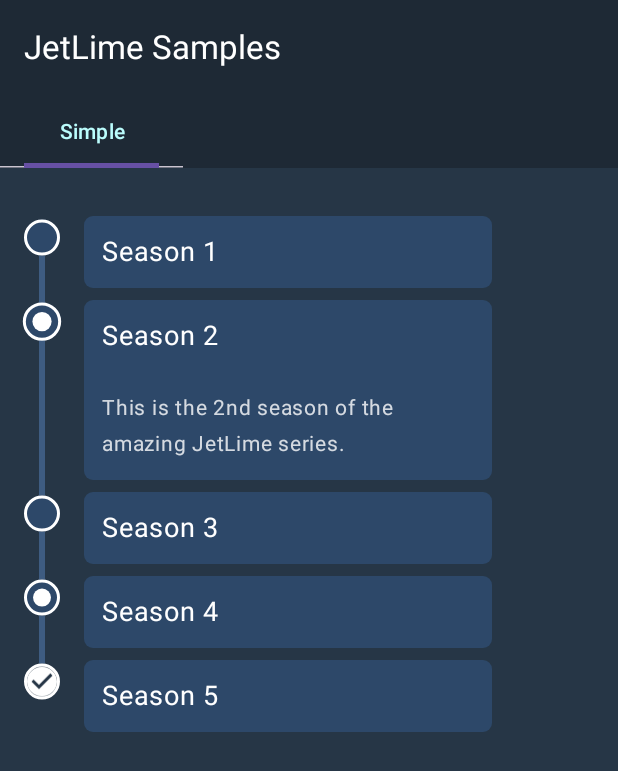
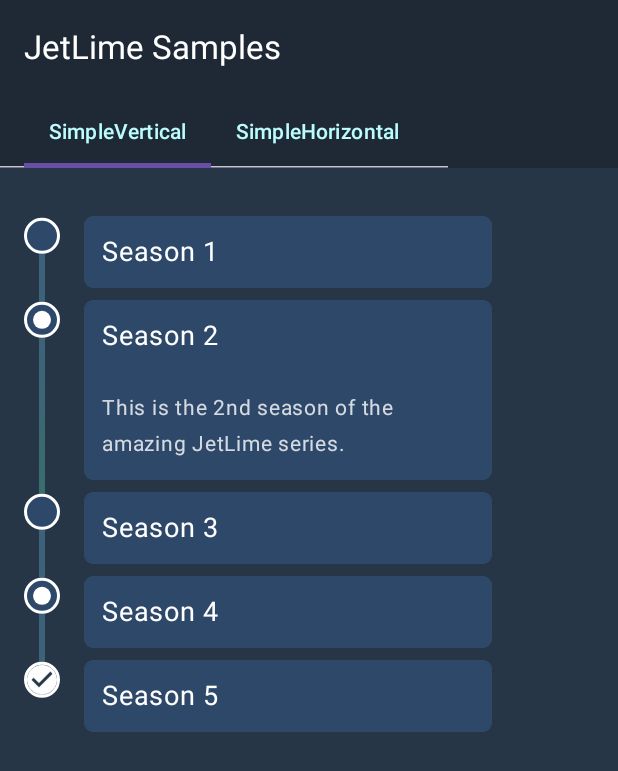
Before and after one commit to pushpalroy/JetLime, an Android app built with Jetpack Compose: the screen it shows after launch (MainActivity), on a phone screen of 412 x 824 dp. Shown: the top 771 px of the screen. Run offline under Robolectric (Android 15) with nearby library versions, the phone set to English and light mode, and no system bars.

Commit message:
[lib redesign] add support for horizontal timeline

```diff
--- a/app/src/main/java/com/pushpal/jetlime/ui/Home.kt
+++ b/app/src/main/java/com/pushpal/jetlime/ui/Home.kt
@@ -22,7 +22,8 @@ import androidx.compose.ui.graphics.Color
 import androidx.compose.ui.tooling.preview.Preview
 import androidx.compose.ui.unit.dp
 import com.pushpal.jetlime.ui.theme.JetLimeTheme
-import com.pushpal.jetlime.ui.timelines.SimpleTimeLine
+import com.pushpal.jetlime.ui.timelines.SimpleHorizontalTimeLine
+import com.pushpal.jetlime.ui.timelines.SimpleVerticalTimeLine
 
 @Composable
 fun HomeScreen() {
@@ -43,7 +44,7 @@ fun HomeScreen() {
 fun HomeContent(
   modifier: Modifier = Modifier
 ) {
-  val tabs = remember { listOf("Simple") }
+  val tabs = remember { listOf("SimpleVertical", "SimpleHorizontal") }
   var selectedIndex by remember { mutableIntStateOf(0) }
   Column(modifier = modifier) {
     ScrollableTabRow(
@@ -68,7 +69,8 @@ fun HomeContent(
     }
 
     when (selectedIndex) {
-      0 -> SimpleTimeLine()
+      0 -> SimpleVerticalTimeLine()
+      1 -> SimpleHorizontalTimeLine()
     }
   }
 }
--- a/app/src/main/java/com/pushpal/jetlime/ui/timelines/SimpleTimeLine.kt
+++ b/app/src/main/java/com/pushpal/jetlime/ui/timelines/SimpleHorizontalTimeLine.kt
@@ -1,41 +1,31 @@
 package com.pushpal.jetlime.ui.timelines
 
 import androidx.compose.animation.ExperimentalAnimationApi
-import androidx.compose.foundation.clickable
-import androidx.compose.foundation.layout.Box
 import androidx.compose.foundation.layout.fillMaxSize
-import androidx.compose.foundation.layout.fillMaxWidth
 import androidx.compose.foundation.layout.padding
-import androidx.compose.foundation.layout.wrapContentHeight
 import androidx.compose.foundation.lazy.rememberLazyListState
-import androidx.compose.material3.Card
-import androidx.compose.material3.CardDefaults
-import androidx.compose.material3.Text
 import androidx.compose.runtime.Composable
 import androidx.compose.runtime.remember
-import androidx.compose.ui.Alignment
 import androidx.compose.ui.Modifier
-import androidx.compose.ui.graphics.Color
 import androidx.compose.ui.res.painterResource
 import androidx.compose.ui.tooling.preview.Preview
 import androidx.compose.ui.unit.dp
-import androidx.compose.ui.unit.sp
-import com.pushpal.jetlime.EventPointAnimation
 import com.pushpal.jetlime.EventPointType
 import com.pushpal.jetlime.EventPosition
-import com.pushpal.jetlime.JetLimeColumn
+import com.pushpal.jetlime.JetLimeDefaults
 import com.pushpal.jetlime.JetLimeEvent
 import com.pushpal.jetlime.JetLimeEventStyle
+import com.pushpal.jetlime.JetLimeRow
 import com.pushpal.jetlime.JetLimeStyle
 import com.pushpal.jetlime.sample.R
-import com.pushpal.jetlime.ui.data.Item
 import com.pushpal.jetlime.ui.data.getFakeItems
 import com.pushpal.jetlime.ui.theme.JetLimeSampleSurface
 import com.pushpal.jetlime.ui.theme.JetLimeTheme
+import com.pushpal.jetlime.ui.timelines.event.HorizontalEventContent
 
 @ExperimentalAnimationApi
 @Composable
-fun SimpleTimeLine() {
+fun SimpleHorizontalTimeLine() {
   val listState = rememberLazyListState()
   val fakeItems = remember { getFakeItems() }
 
@@ -43,13 +33,12 @@ fun SimpleTimeLine() {
     color = JetLimeTheme.colors.uiBackground,
     modifier = Modifier.fillMaxSize()
   ) {
-    JetLimeColumn(
+    JetLimeRow(
       modifier = Modifier.padding(top = 32.dp, start = 16.dp, end = 16.dp),
       listState = listState,
       style = JetLimeStyle(
         backgroundColor = JetLimeTheme.colors.uiBackground,
-        gap = 16.dp,
-        pointStartFactor = 1.2f
+        lineBrush = JetLimeDefaults.lineGradientBrush()
       )
     ) {
       JetLimeEvent(
@@ -58,16 +47,15 @@ fun SimpleTimeLine() {
           pointType = EventPointType.empty()
         )
       ) {
-        Event(item = fakeItems[0])
+        HorizontalEventContent(item = fakeItems[0])
       }
 
       JetLimeEvent(
         style = JetLimeEventStyle(
           pointType = EventPointType.filled(),
-          pointAnimation = EventPointAnimation()
         )
       ) {
-        Event(item = fakeItems[1])
+        HorizontalEventContent(item = fakeItems[1])
       }
 
       JetLimeEvent(
@@ -75,7 +63,7 @@ fun SimpleTimeLine() {
           pointType = EventPointType.empty()
         )
       ) {
-        Event(item = fakeItems[2])
+        HorizontalEventContent(item = fakeItems[2])
       }
 
       JetLimeEvent(
@@ -83,7 +71,7 @@ fun SimpleTimeLine() {
           pointType = EventPointType.filled(),
         )
       ) {
-        Event(item = fakeItems[3])
+        HorizontalEventContent(item = fakeItems[3])
       }
 
       JetLimeEvent(
@@ -92,56 +80,15 @@ fun SimpleTimeLine() {
           pointType = EventPointType.custom(icon = painterResource(id = R.drawable.icon_check))
         )
       ) {
-        Event(item = fakeItems[4])
-      }
-    }
-  }
-}
-
-@Composable
-fun Event(item: Item) {
-  Box(
-    modifier = Modifier
-      .wrapContentHeight()
-      .fillMaxWidth()
-  ) {
-    Card(
-      modifier = Modifier
-        .fillMaxWidth(0.80f)
-        .align(Alignment.CenterStart)
-        .clickable {},
-      colors = CardDefaults.cardColors(
-        containerColor = Color(0xFF2D4869),
-        contentColor = Color(0xFFFFFFFF),
-      )
-    ) {
-      Text(
-        modifier = Modifier
-          .fillMaxWidth()
-          .wrapContentHeight()
-          .padding(12.dp),
-        color = Color.White,
-        fontSize = 18.sp,
-        text = item.name
-      )
-      item.description?.let {
-        Text(
-          modifier = Modifier
-            .fillMaxWidth()
-            .wrapContentHeight()
-            .padding(12.dp),
-          color = Color.White.copy(alpha = 0.8f),
-          fontSize = 14.sp,
-          text = it
-        )
+        HorizontalEventContent(item = fakeItems[4])
       }
     }
   }
 }
 
 @ExperimentalAnimationApi
-@Preview("Preview SimpleTimeLine")
+@Preview("Preview SimpleHorizontalTimeLine")
 @Composable
-fun PreviewSimpleTimeLine() {
-  SimpleTimeLine()
+fun PreviewSimpleHorizontalTimeLine() {
+  SimpleVerticalTimeLine()
 }
--- /dev/null
+++ b/app/src/main/java/com/pushpal/jetlime/ui/timelines/SimpleVerticalTimeLine.kt
@@ -0,0 +1,94 @@
+package com.pushpal.jetlime.ui.timelines
+
+import androidx.compose.animation.ExperimentalAnimationApi
+import androidx.compose.foundation.layout.fillMaxSize
+import androidx.compose.foundation.layout.padding
+import androidx.compose.foundation.lazy.rememberLazyListState
+import androidx.compose.runtime.Composable
+import androidx.compose.runtime.remember
+import androidx.compose.ui.Modifier
+import androidx.compose.ui.res.painterResource
+import androidx.compose.ui.tooling.preview.Preview
+import androidx.compose.ui.unit.dp
+import com.pushpal.jetlime.EventPointType
+import com.pushpal.jetlime.EventPosition
+import com.pushpal.jetlime.JetLimeColumn
+import com.pushpal.jetlime.JetLimeDefaults
+import com.pushpal.jetlime.JetLimeEvent
+import com.pushpal.jetlime.JetLimeEventStyle
+import com.pushpal.jetlime.JetLimeStyle
+import com.pushpal.jetlime.sample.R
+import com.pushpal.jetlime.ui.data.getFakeItems
+import com.pushpal.jetlime.ui.theme.JetLimeSampleSurface
+import com.pushpal.jetlime.ui.theme.JetLimeTheme
+import com.pushpal.jetlime.ui.timelines.event.VerticalEventContent
+
+@ExperimentalAnimationApi
+@Composable
+fun SimpleVerticalTimeLine() {
+  val listState = rememberLazyListState()
+  val fakeItems = remember { getFakeItems() }
+
+  JetLimeSampleSurface(
+    color = JetLimeTheme.colors.uiBackground,
+    modifier = Modifier.fillMaxSize()
+  ) {
+    JetLimeColumn(
+      modifier = Modifier.padding(top = 32.dp, start = 16.dp, end = 16.dp),
+      listState = listState,
+      style = JetLimeStyle(
+        backgroundColor = JetLimeTheme.colors.uiBackground,
+        lineBrush = JetLimeDefaults.lineGradientBrush()
+      )
+    ) {
+      JetLimeEvent(
+        style = JetLimeEventStyle(
+          position = EventPosition.start(),
+          pointType = EventPointType.empty()
+        )
+      ) {
+        VerticalEventContent(item = fakeItems[0])
+      }
+
+      JetLimeEvent(
+        style = JetLimeEventStyle(
+          pointType = EventPointType.filled(),
+        )
+      ) {
+        VerticalEventContent(item = fakeItems[1])
+      }
+
+      JetLimeEvent(
+        style = JetLimeEventStyle(
+          pointType = EventPointType.empty()
+        )
+      ) {
+        VerticalEventContent(item = fakeItems[2])
+      }
+
+      JetLimeEvent(
+        style = JetLimeEventStyle(
+          pointType = EventPointType.filled(),
+        )
+      ) {
+        VerticalEventContent(item = fakeItems[3])
+      }
+
+      JetLimeEvent(
+        style = JetLimeEventStyle(
+          position = EventPosition.end(),
+          pointType = EventPointType.custom(icon = painterResource(id = R.drawable.icon_check))
+        )
+      ) {
+        VerticalEventContent(item = fakeItems[4])
+      }
+    }
+  }
+}
+
+@ExperimentalAnimationApi
+@Preview("Preview SimpleVerticalTimeline")
+@Composable
+fun PreviewSimpleVertical() {
+  SimpleVerticalTimeLine()
+}
--- /dev/null
+++ b/app/src/main/java/com/pushpal/jetlime/ui/timelines/event/EventContent.kt
@@ -0,0 +1,91 @@
+package com.pushpal.jetlime.ui.timelines.event
+
+import androidx.compose.foundation.clickable
+import androidx.compose.foundation.layout.Box
+import androidx.compose.foundation.layout.fillMaxWidth
+import androidx.compose.foundation.layout.height
+import androidx.compose.foundation.layout.padding
+import androidx.compose.foundation.layout.width
+import androidx.compose.foundation.layout.wrapContentHeight
+import androidx.compose.material3.Card
+import androidx.compose.material3.CardDefaults
+import androidx.compose.material3.Text
+import androidx.compose.runtime.Composable
+import androidx.compose.ui.Alignment
+import androidx.compose.ui.Modifier
+import androidx.compose.ui.graphics.Color
+import androidx.compose.ui.unit.dp
+import androidx.compose.ui.unit.sp
+import com.pushpal.jetlime.ui.data.Item
+
+@Composable
+fun VerticalEventContent(item: Item) {
+  Box(
+    modifier = Modifier
+      .wrapContentHeight()
+      .fillMaxWidth()
+  ) {
+    Card(
+      modifier = Modifier
+        .fillMaxWidth(0.80f)
+        .align(Alignment.CenterStart)
+        .clickable {},
+      colors = CardDefaults.cardColors(
+        containerColor = Color(0xFF2D4869),
+        contentColor = Color(0xFFFFFFFF),
+      )
+    ) {
+      Text(
+        modifier = Modifier
+          .fillMaxWidth()
+          .wrapContentHeight()
+          .padding(12.dp),
+        color = Color.White,
+        fontSize = 18.sp,
+        text = item.name
+      )
+      item.description?.let {
+        Text(
+          modifier = Modifier
+            .fillMaxWidth()
+            .wrapContentHeight()
+            .padding(12.dp),
+          color = Color.White.copy(alpha = 0.8f),
+          fontSize = 14.sp,
+          text = it
+        )
+      }
+    }
+  }
+}
+
+@Composable
+fun HorizontalEventContent(item: Item) {
+  Box(
+    modifier = Modifier
+      .wrapContentHeight()
+      .width(160.dp)
+  ) {
+    Card(
+      modifier = Modifier
+        .fillMaxWidth()
+        .height(80.dp)
+        .align(Alignment.CenterStart)
+        .clickable {},
+      colors = CardDefaults.cardColors(
+        containerColor = Color(0xFF2D4869),
+        contentColor = Color(0xFFFFFFFF),
+      )
+    ) {
+      Text(
+        modifier = Modifier
+          .fillMaxWidth()
+          .wrapContentHeight()
+          .padding(12.dp),
+        color = Color.White,
+        fontSize = 18.sp,
+        text = item.name
+      )
+    }
+  }
+}
--- a/jetlime/src/main/java/com/pushpal/jetlime/EventPointAnimation.kt
+++ b/jetlime/src/main/java/com/pushpal/jetlime/EventPointAnimation.kt
@@ -22,9 +22,7 @@ class EventPointAnimation(
 
     if (initialValue != other.initialValue) return false
     if (targetValue != other.targetValue) return false
-    if (animationSpec != other.animationSpec) return false
-
-    return true
+    return animationSpec == other.animationSpec
   }
 
   override fun hashCode(): Int {
--- a/jetlime/src/main/java/com/pushpal/jetlime/EventPointType.kt
+++ b/jetlime/src/main/java/com/pushpal/jetlime/EventPointType.kt
@@ -17,9 +17,7 @@ class EventPointType private constructor(
     if (this === other) return true
     if (other !is EventPointType) return false
     if (type != other.type) return false
-    if (icon != other.icon) return false
-
-    return true
+    return icon == other.icon
   }
 
   override fun hashCode(): Int {
--- a/jetlime/src/main/java/com/pushpal/jetlime/EventPosition.kt
+++ b/jetlime/src/main/java/com/pushpal/jetlime/EventPosition.kt
@@ -25,8 +25,7 @@ class EventPosition private constructor(val name: String) {
   override fun equals(other: Any?): Boolean {
     if (this === other) return true
     if (other !is EventPosition) return false
-    if (name != other.name) return false
-    return true
+    return name == other.name
   }
 
   override fun hashCode(): Int {
--- a/jetlime/src/main/java/com/pushpal/jetlime/JetLimeDefaults.kt
+++ b/jetlime/src/main/java/com/pushpal/jetlime/JetLimeDefaults.kt
@@ -1,8 +1,10 @@
 package com.pushpal.jetlime
 
+import androidx.compose.ui.geometry.Offset
 import androidx.compose.ui.graphics.Brush
 import androidx.compose.ui.graphics.Color
 import androidx.compose.ui.graphics.SolidColor
+import androidx.compose.ui.graphics.TileMode
 import androidx.compose.ui.unit.Dp
 import androidx.compose.ui.unit.dp
 
@@ -10,24 +12,26 @@ object JetLimeDefaults {
   val BackgroundColor: Color = Color(0xFF1C2027)
   val LineColor: Color = Color(0xFF3E5C81)
   val LineThickness: Dp = 4.dp
-  val Gap: Dp = 8.dp
+  val Gap: Dp = 16.dp
   val ItemSpacing: Dp = 8.dp
 
-//  fun lineGradientBrush(): Brush {
-//    return Brush.linearGradient(
-//      colors = listOf(
-//        color.copy(alpha = colorAlphaList[0]),
-//        color.copy(alpha = colorAlphaList[1]),
-//        color.copy(alpha = colorAlphaList[2])
-//      ),
-//      stops = listOf(
-//        colorStopList[0],
-//        colorStopList[1],
-//        colorStopList[2]
-//      ),
-//      angleInDegrees = GradientAngleInDegrees
-//    )
-//  }
+  fun lineGradientBrush(
+    colors: List<Color> = listOf(
+      Color(0xFF3E5C81),
+      Color(0xFF2A9E36),
+      Color(0xFFBB1F67)
+    ),
+    start: Offset = Offset.Zero,
+    end: Offset = Offset.Infinite,
+    tileMode: TileMode = TileMode.Clamp
+  ): Brush {
+    return Brush.linearGradient(
+      colors = colors,
+      start = start,
+      end = end,
+      tileMode = tileMode
+    )
+  }
 
   fun lineSolidBrush(color: Color = LineColor): Brush {
     return SolidColor(color)
--- a/jetlime/src/main/java/com/pushpal/jetlime/JetLimeEventStyle.kt
+++ b/jetlime/src/main/java/com/pushpal/jetlime/JetLimeEventStyle.kt
@@ -28,9 +28,7 @@ class JetLimeEventStyle(
     if (pointType != other.pointType) return false
     if (pointAnimation != other.pointAnimation) return false
     if (pointColor != other.pointColor) return false
-    if (pointStrokeColor != other.pointStrokeColor) return false
-
-    return true
+    return pointStrokeColor == other.pointStrokeColor
   }
 
   override fun hashCode(): Int {
--- a/jetlime/src/main/java/com/pushpal/jetlime/JetLimeStyle.kt
+++ b/jetlime/src/main/java/com/pushpal/jetlime/JetLimeStyle.kt
@@ -14,12 +14,23 @@ class JetLimeStyle(
   val lineColor: Color = JetLimeDefaults.LineColor,
   val lineThickness: Dp = JetLimeDefaults.LineThickness,
   val lineBrush: Brush = JetLimeDefaults.lineSolidBrush(),
-  val pointStartFactor: Float = 1.0f
+  val pointStartFactor: Float = 1.1f
 ) {
+
+  var alignment: String = VERTICAL
 
   companion object {
     @Stable
     val Default = JetLimeStyle()
+
+    const val VERTICAL = "Vertical"
+    const val HORIZONTAL = "Horizontal"
+  }
+
+  fun addAlignment(alignment: String = VERTICAL): JetLimeStyle {
+    return this.apply {
+      this.alignment = alignment
+    }
   }
 
   override fun equals(other: Any?): Boolean {
@@ -28,9 +39,8 @@ class JetLimeStyle(
     if (backgroundColor != other.backgroundColor) return false
     if (lineColor != other.lineColor) return false
     if (lineThickness != other.lineThickness) return false
-    if (itemSpacing != other.itemSpacing) return false
-
-    return true
+    if (alignment != other.alignment) return false
+    return itemSpacing == other.itemSpacing
   }
 
   override fun hashCode(): Int {
@@ -38,6 +48,7 @@ class JetLimeStyle(
     result = 31 * result + lineColor.hashCode()
     result = 31 * result + lineThickness.hashCode()
     result = 31 * result + itemSpacing.hashCode()
+    result = 31 * result + alignment.hashCode()
     return result
   }
 }
```
Also changed, not shown: jetlime/src/main/java/com/pushpal/jetlime/JetLimeEvent.kt (+109 -0 lines), jetlime/src/main/java/com/pushpal/jetlime/JetLimeList.kt (renamed from jetlime/src/main/java/com/pushpal/jetlime/JetLimeColumn.kt, +30 -1 lines).
